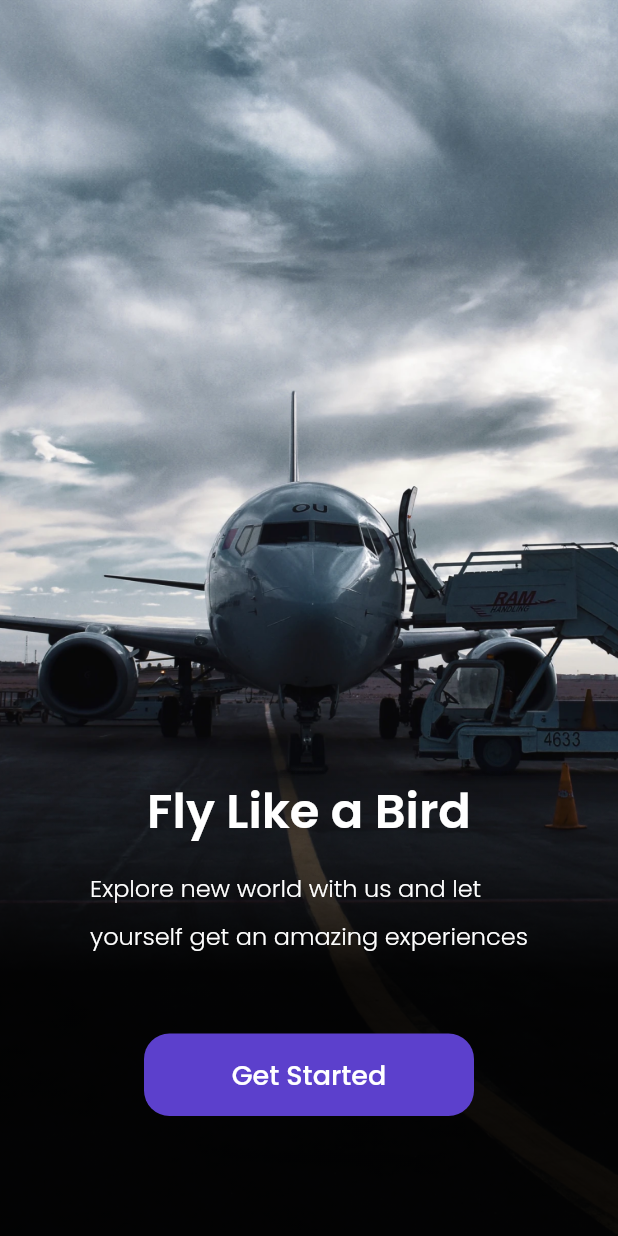
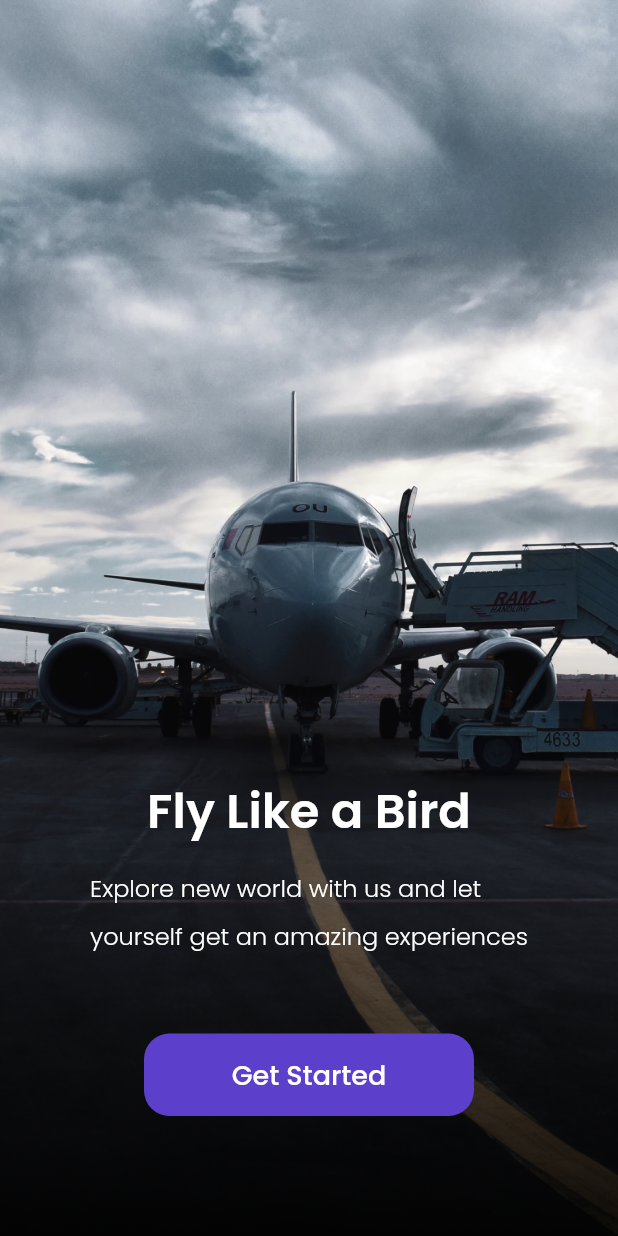
Before and after one commit to ariefendi992/flutter_app, a Flutter app: the screen it shows after launch, on a phone screen of 412 x 824 dp. Run offline on Flutter 3.47's test engine with Material 2 defaults, Android fonts, the light colour scheme and no system bars; our stand-ins replace google_fonts.

Commit message:
update top

```diff
--- a/lib/ui/pages/detail_page.dart
+++ b/lib/ui/pages/detail_page.dart
@@ -106,7 +106,7 @@ class DetailPage extends StatelessWidget {
 
             // NOTE: About
             Container(
-              margin: const EdgeInsets.only(top: 20),
+              margin: const EdgeInsets.only(top: 30),
               width: double.infinity,
               padding: const EdgeInsets.symmetric(vertical: 30, horizontal: 20),
               decoration: BoxDecoration(
--- a/lib/ui/pages/get_started_page.dart
+++ b/lib/ui/pages/get_started_page.dart
@@ -32,10 +32,10 @@ class GetStarted extends StatelessWidget {
                 gradient: LinearGradient(
                   begin: Alignment.topCenter,
                   end: Alignment.bottomCenter,
-                  stops: const [0.0, 0.45],
+                  // stops: const [0.0, 0.45],
                   colors: [
                     Colors.black.withOpacity(0.0),
-                    Colors.black.withOpacity(0.90),
+                    Colors.black.withOpacity(0.9),
                   ],
                 ),
               ),
```
